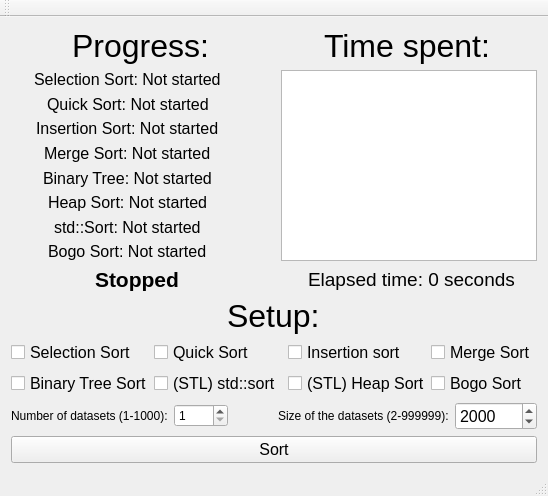
Qt form Oblig3/Application/mainwindow.ui (Skau/ADS101Obliger) before a commit.
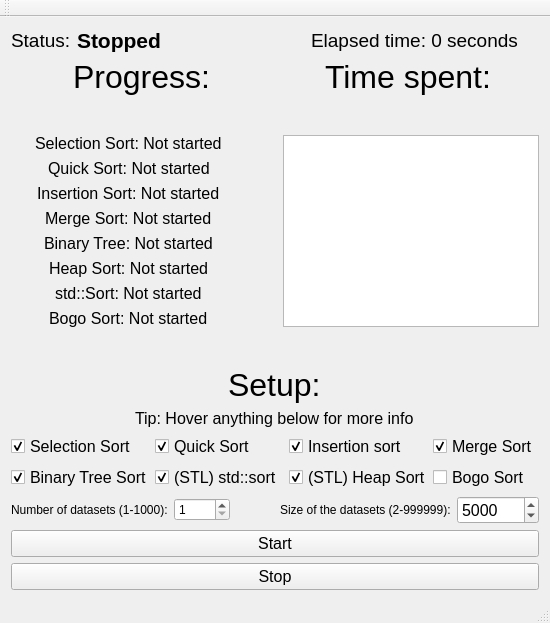
The same form after that commit.

Commit message: Implemented a stop button, more cleanup of code.

```diff
--- a/Oblig3/Application/mainwindow.ui
+++ b/Oblig3/Application/mainwindow.ui
@@ -6,8 +6,8 @@
    <rect>
     <x>0</x>
     <y>0</y>
-    <width>548</width>
-    <height>496</height>
+    <width>550</width>
+    <height>623</height>
    </rect>
   </property>
   <property name="sizePolicy">
@@ -18,14 +18,14 @@
   </property>
   <property name="minimumSize">
    <size>
-    <width>548</width>
-    <height>496</height>
+    <width>550</width>
+    <height>623</height>
    </size>
   </property>
   <property name="maximumSize">
    <size>
-    <width>548</width>
-    <height>496</height>
+    <width>550</width>
+    <height>623</height>
    </size>
   </property>
   <property name="font">
@@ -41,6 +41,56 @@
   <widget class="QWidget" name="centralWidget">
    <layout class="QVBoxLayout" name="verticalLayout">
     <item>
+     <layout class="QVBoxLayout" name="verticalLayout_2">
+      <item>
+       <layout class="QHBoxLayout" name="horizontalLayout_4">
+        <item alignment="Qt::AlignVCenter">
+         <widget class="QLabel" name="label_3">
+          <property name="sizePolicy">
+           <sizepolicy hsizetype="Fixed" vsizetype="Preferred">
+            <horstretch>0</horstretch>
+            <verstretch>0</verstretch>
+           </sizepolicy>
+          </property>
+          <property name="font">
+           <font>
+            <pointsize>14</pointsize>
+           </font>
+          </property>
+          <property name="text">
+           <string>Status:</string>
+          </property>
+         </widget>
+        </item>
+        <item alignment="Qt::AlignLeft">
+         <widget class="QLabel" name="label_Running">
+          <property name="font">
+           <font>
+            <pointsize>16</pointsize>
+            <weight>75</weight>
+            <bold>true</bold>
+           </font>
+          </property>
+          <property name="text">
+           <string>Stopped</string>
+          </property>
+         </widget>
+        </item>
+        <item alignment="Qt::AlignLeft">
+         <widget class="QLabel" name="label_TimeElapsed">
+          <property name="font">
+           <font>
+            <pointsize>14</pointsize>
+           </font>
+          </property>
+          <property name="text">
+           <string>Elapsed time: 0 seconds</string>
+          </property>
+         </widget>
+        </item>
+       </layout>
+      </item>
+      <item>
      <layout class="QHBoxLayout" name="horizontalLayout_2">
       <item alignment="Qt::AlignHCenter">
        <widget class="QLabel" name="label_Title_Progress">
@@ -181,6 +231,19 @@
           </property>
          </widget>
         </item>
+          <item>
+           <spacer name="verticalSpacer_2">
+            <property name="orientation">
+             <enum>Qt::Vertical</enum>
+            </property>
+            <property name="sizeHint" stdset="0">
+             <size>
+              <width>20</width>
+              <height>40</height>
+             </size>
+            </property>
+           </spacer>
+          </item>
         <item>
          <layout class="QFormLayout" name="formLayout"/>
         </item>
@@ -208,51 +271,7 @@
      </layout>
     </item>
     <item>
-     <layout class="QHBoxLayout" name="horizontalLayout_4">
-      <item alignment="Qt::AlignHCenter">
-       <widget class="QLabel" name="label_Running">
-        <property name="font">
-         <font>
-          <pointsize>16</pointsize>
-          <weight>75</weight>
-          <bold>true</bold>
-         </font>
-        </property>
-        <property name="text">
-         <string>Stopped</string>
-        </property>
-       </widget>
-      </item>
-      <item>
-       <spacer name="horizontalSpacer_4">
-        <property name="orientation">
-         <enum>Qt::Horizontal</enum>
-        </property>
-        <property name="sizeType">
-         <enum>QSizePolicy::Maximum</enum>
-        </property>
-        <property name="sizeHint" stdset="0">
-         <size>
-          <width>17</width>
-          <height>20</height>
-         </size>
-        </property>
-       </spacer>
-      </item>
-      <item alignment="Qt::AlignHCenter">
-       <widget class="QLabel" name="label_TimeElapsed">
-        <property name="font">
-         <font>
-          <pointsize>14</pointsize>
-         </font>
-        </property>
-        <property name="text">
-         <string>Elapsed time: 0 seconds</string>
-        </property>
-       </widget>
-      </item>
-     </layout>
-    </item>
+       <layout class="QVBoxLayout" name="verticalLayout_3">
     <item alignment="Qt::AlignHCenter">
      <widget class="QLabel" name="checkBoxLabelTitle">
       <property name="font">
@@ -265,6 +284,20 @@
       </property>
      </widget>
     </item>
+        <item alignment="Qt::AlignHCenter">
+         <widget class="QLabel" name="label">
+          <property name="font">
+           <font>
+            <pointsize>12</pointsize>
+           </font>
+          </property>
+          <property name="text">
+           <string>Tip: Hover anything below for more info</string>
+          </property>
+         </widget>
+        </item>
+       </layout>
+      </item>
     <item>
      <layout class="QGridLayout" name="gridLayout">
       <item row="0" column="0">
@@ -277,6 +310,9 @@
         <property name="text">
          <string>Selection Sort</string>
         </property>
+          <property name="checked">
+           <bool>true</bool>
+          </property>
        </widget>
       </item>
       <item row="0" column="1">
@@ -289,6 +325,9 @@
         <property name="text">
          <string>Quick Sort</string>
         </property>
+          <property name="checked">
+           <bool>true</bool>
+          </property>
        </widget>
       </item>
       <item row="0" column="2">
@@ -301,6 +340,9 @@
         <property name="text">
          <string>Insertion sort</string>
         </property>
+          <property name="checked">
+           <bool>true</bool>
+          </property>
        </widget>
       </item>
       <item row="0" column="3" alignment="Qt::AlignHCenter|Qt::AlignVCenter">
@@ -313,6 +355,9 @@
         <property name="text">
          <string>Merge Sort</string>
         </property>
+          <property name="checked">
+           <bool>true</bool>
+          </property>
        </widget>
       </item>
       <item row="1" column="1">
@@ -325,6 +370,9 @@
         <property name="text">
          <string>(STL) std::sort</string>
         </property>
+          <property name="checked">
+           <bool>true</bool>
+          </property>
        </widget>
       </item>
       <item row="1" column="0">
@@ -337,6 +385,9 @@
         <property name="text">
          <string>Binary Tree Sort</string>
         </property>
+          <property name="checked">
+           <bool>true</bool>
+          </property>
        </widget>
       </item>
       <item row="1" column="2">
@@ -349,6 +400,9 @@
         <property name="text">
          <string>(STL) Heap Sort</string>
         </property>
+          <property name="checked">
+           <bool>true</bool>
+          </property>
        </widget>
       </item>
       <item row="1" column="3">
@@ -427,7 +481,7 @@
          <number>999999</number>
         </property>
         <property name="value">
-         <number>2000</number>
+           <number>5000</number>
         </property>
        </widget>
       </item>
@@ -447,13 +501,30 @@
        </font>
       </property>
       <property name="text">
-       <string>Sort</string>
+         <string>Start</string>
       </property>
       <property name="checkable">
        <bool>false</bool>
       </property>
      </widget>
     </item>
+      <item>
+       <widget class="QPushButton" name="stopButton">
+        <property name="font">
+         <font>
+          <pointsize>12</pointsize>
+         </font>
+        </property>
+        <property name="toolTip">
+         <string>&lt;html&gt;&lt;head/&gt;&lt;body&gt;&lt;p&gt;Stops all currently working algorithms.&lt;/p&gt;&lt;p&gt;Tip: Use this when you accidentally send a dataset of size than ~10 elements to the Bogo Sort.&lt;/p&gt;&lt;/body&gt;&lt;/html&gt;</string>
+        </property>
+        <property name="text">
+         <string>Stop</string>
+        </property>
+       </widget>
+      </item>
+     </layout>
+    </item>
    </layout>
   </widget>
   <widget class="QMenuBar" name="menuBar">
```
Left out of the diff: 43 changed lines with no effect on the pictures. Lines whose indentation alone changed are shown as unchanged. The commit also changes 3 other files.
